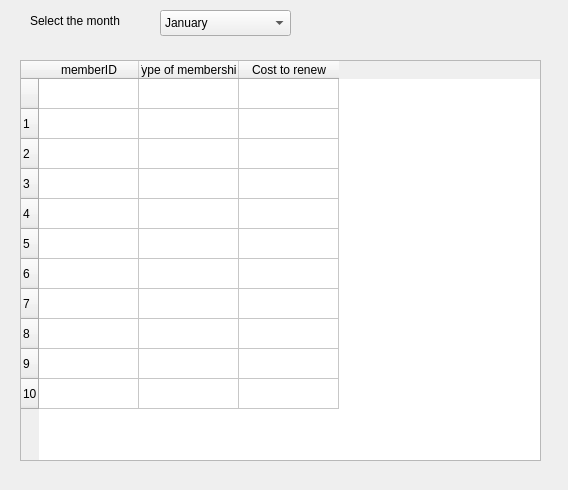
First picture: the form in expmonth.ui, repository schwei322/CS1C-Project2, before the edit.
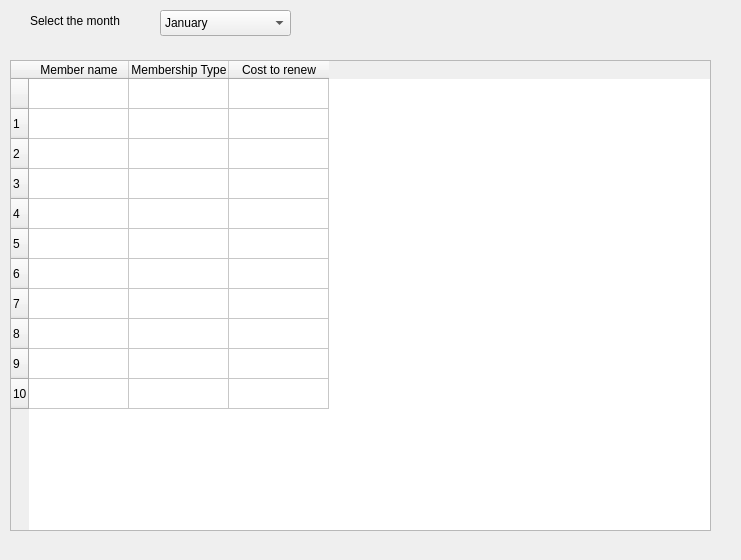
Second picture: the form after the edit.

Patch:
```diff
--- a/expmonth.ui
+++ b/expmonth.ui
@@ -6,8 +6,8 @@
    <rect>
     <x>0</x>
     <y>0</y>
-    <width>568</width>
-    <height>490</height>
+    <width>741</width>
+    <height>560</height>
    </rect>
   </property>
   <property name="windowTitle">
@@ -29,10 +29,10 @@
   <widget class="QTableWidget" name="tableWidget">
    <property name="geometry">
     <rect>
-     <x>20</x>
+     <x>10</x>
      <y>60</y>
-     <width>521</width>
-     <height>401</height>
+     <width>701</width>
+     <height>471</height>
     </rect>
    </property>
    <row>
@@ -92,12 +92,12 @@
    </row>
    <column>
     <property name="text">
-     <string>memberID</string>
+     <string>Member name</string>
     </property>
    </column>
    <column>
     <property name="text">
-     <string>Type of membership</string>
+     <string>Membership Type</string>
     </property>
    </column>
    <column>
```
Left out of the diff: 3 changed lines with no effect on the pictures.
